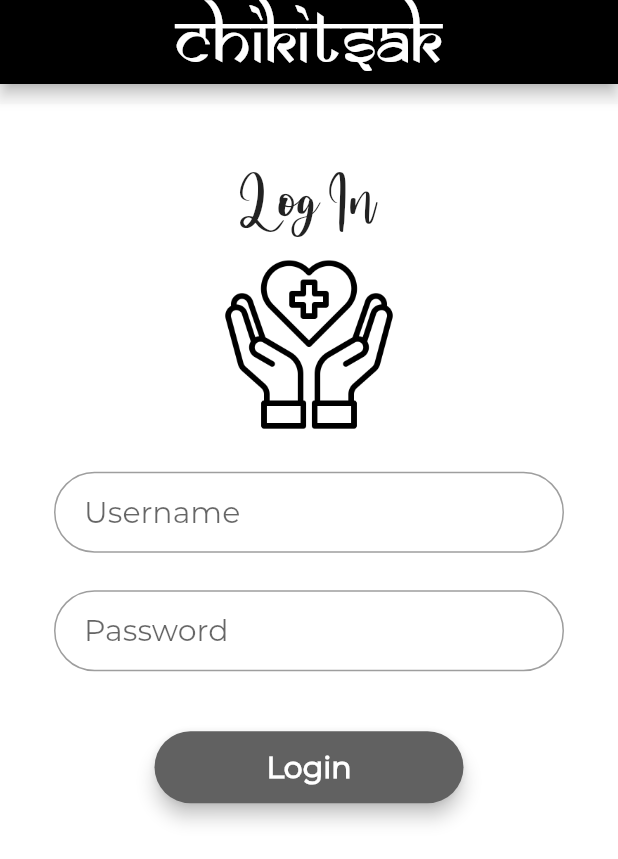
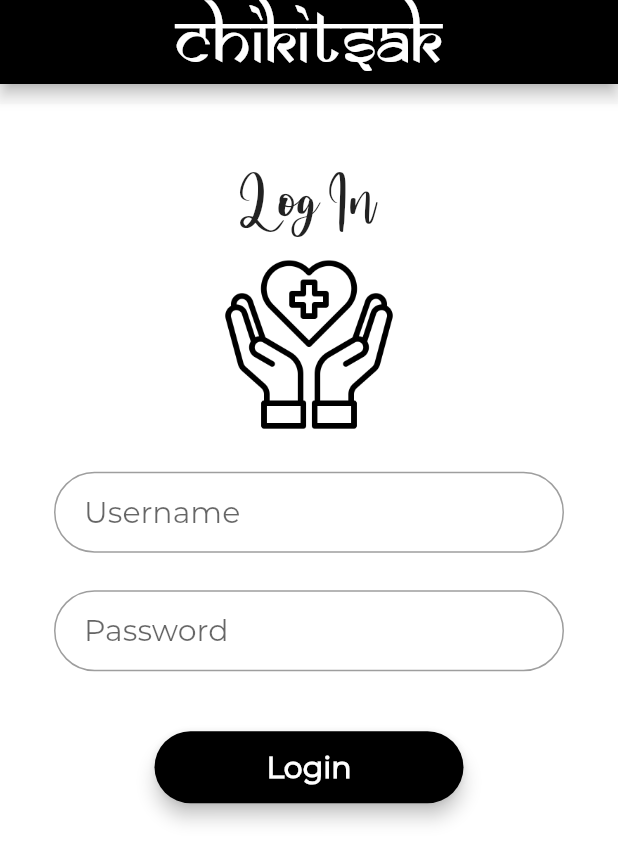
Before and after one commit to Rushour0/IEEE-RITB, a Flutter app: the screen it shows after launch, on a phone screen of 412 x 824 dp. Shown: the top 859 px of the screen. Run offline on Flutter 3.47's test engine with Material 2 defaults, Android fonts, the phone set to English and light mode, and no system bars.

Commit message:
grind update

```diff
--- a/Chikitsak/lib/loginpage.dart
+++ b/Chikitsak/lib/loginpage.dart
@@ -57,7 +57,7 @@ class _LoginPageState extends State<LoginPage> {
 	final loginButton = Material(
 		elevation: 5.0,
 		borderRadius: BorderRadius.circular(30.0),
-		color: Colors.grey[700],
+		color: Colors.black,
 		child: MaterialButton(
 		minWidth: screenWidth/2,
 		onPressed: getInputs(),
```
Also changed, not shown: Chikitsak/lib/main.dart (line endings or trailing spaces).
